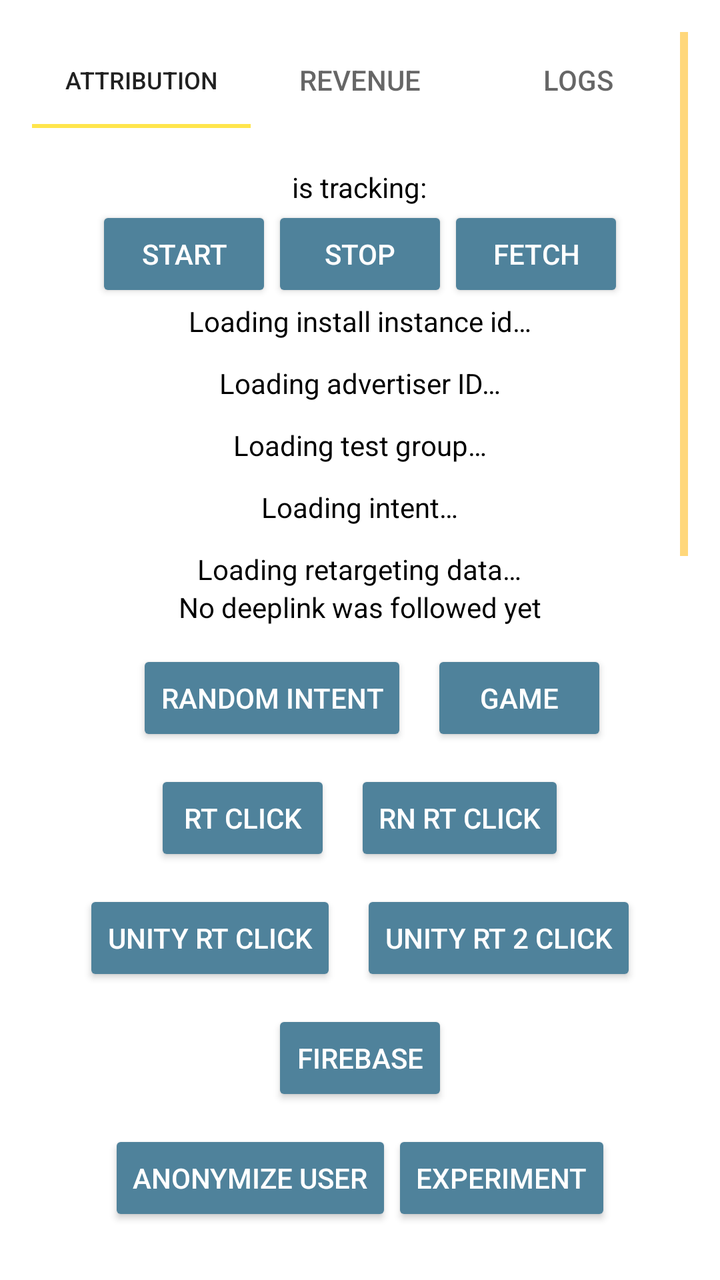
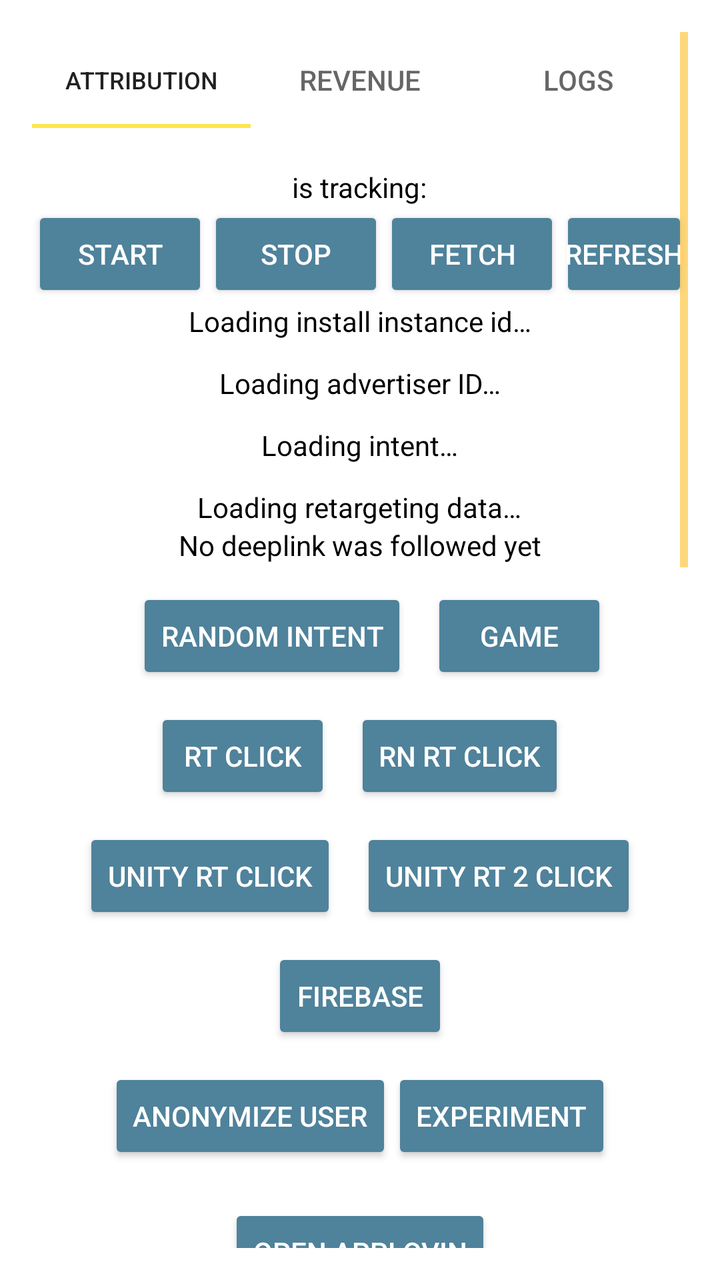

Compare the two renders of this Android layout. The source of the first and the diff that turns it into the second are given below.
<!-- AndroidManifest.xml: application theme AppTheme -->
<!-- res/layout/activity_main.xml -->
<?xml version="1.0" encoding="utf-8"?>
<ScrollView xmlns:android="http://schemas.android.com/apk/res/android"
    xmlns:app="http://schemas.android.com/apk/res-auto"
    xmlns:tools="http://schemas.android.com/tools"
    android:layout_width="match_parent"
    android:layout_height="match_parent"
    android:paddingLeft="@dimen/activity_horizontal_margin"
    android:paddingTop="@dimen/activity_vertical_margin"
    android:paddingRight="@dimen/activity_horizontal_margin"
    android:paddingBottom="@dimen/activity_vertical_margin"
    android:fitsSystemWindows="true"
    tools:context=".MainActivity">

    <androidx.constraintlayout.widget.ConstraintLayout
        android:layout_width="match_parent"
        android:layout_height="wrap_content">

        <com.google.android.material.tabs.TabLayout
            android:id="@+id/tabLayout"
            android:layout_width="match_parent"
            android:layout_height="wrap_content"
            app:layout_constraintEnd_toEndOf="parent"
            app:layout_constraintStart_toStartOf="parent"
            app:layout_constraintTop_toTopOf="parent">

            <com.google.android.material.tabs.TabItem
                android:layout_width="wrap_content"
                android:layout_height="wrap_content"
                android:text="@string/attribution" />

            <com.google.android.material.tabs.TabItem
                android:layout_width="wrap_content"
                android:layout_height="wrap_content"
                android:text="@string/revenue" />

            <com.google.android.material.tabs.TabItem
                android:layout_width="wrap_content"
                android:layout_height="wrap_content"
                android:text="@string/logs" />
        </com.google.android.material.tabs.TabLayout>

        <LinearLayout
            android:id="@+id/attributionLinearLayout"
            android:layout_width="match_parent"
            android:layout_height="wrap_content"
            android:layout_marginTop="20dp"
            android:gravity="center"
            android:orientation="vertical"
            app:layout_constraintEnd_toEndOf="parent"
            app:layout_constraintStart_toStartOf="parent"
            app:layout_constraintTop_toBottomOf="@+id/tabLayout">
            <TextView
                android:id="@+id/isTrackingTextView"
                android:layout_width="wrap_content"
                android:layout_height="wrap_content"
                android:text="@string/is_tracking"/>

            <LinearLayout
                android:layout_width="match_parent"
                android:layout_height="wrap_content"
                android:orientation="horizontal"
                android:gravity="center">
                <Button
                    android:id="@+id/startTrackingButton"
                    android:layout_width="wrap_content"
                    android:layout_height="wrap_content"
                    android:text="@string/is_tracking_start"
                    android:padding="2dp"/>
                <Button
                    android:id="@+id/stopTrackingButton"
                    android:layout_width="wrap_content"
                    android:layout_height="wrap_content"
                    android:text="@string/is_tracking_stop"
                    android:padding="2dp"/>
                <Button
                    android:id="@+id/reFetchButton"
                    android:layout_width="wrap_content"
                    android:layout_height="wrap_content"
                    android:text="@string/re_fetch"
                    android:padding="2dp"/>
            </LinearLayout>

            <TextView
                android:id="@+id/installInstanceIdTextView"
                android:layout_width="wrap_content"
                android:layout_height="wrap_content"
                android:text="@string/loading_install_instance_id" />

            <TextView
                android:id="@+id/advertiserIdTextView"
                android:layout_width="wrap_content"
                android:layout_height="wrap_content"
                android:layout_marginTop="12dp"
                android:text="@string/loading_advertiser_id" />

            <TextView
                android:id="@+id/testGroupView"
                android:layout_width="wrap_content"
                android:layout_height="wrap_content"
                android:layout_marginTop="12dp"
                android:text="@string/loading_test_group" />

            <TextView
                android:id="@+id/intentTextView"
                android:layout_width="wrap_content"
                android:layout_height="wrap_content"
                android:layout_marginTop="12dp"
                android:text="@string/loading_intent" />

            <TextView
                android:id="@+id/retargetingTextView"
                android:layout_width="wrap_content"
                android:layout_height="wrap_content"
                android:layout_marginTop="12dp"
                android:text="@string/loading_retargeting_data" />

            <TextView
                android:id="@+id/deeplinkTextView"
                android:layout_width="wrap_content"
                android:layout_height="wrap_content"
                android:text="@string/noDeepLinkYet" />
            <LinearLayout
                android:layout_width="wrap_content"
                android:layout_height="wrap_content"
                android:layout_marginTop="12dp"
                android:orientation="horizontal">

                <Button
                    android:id="@+id/randomIntentButton"
                    android:layout_width="wrap_content"
                    android:layout_height="wrap_content"
                    android:layout_marginStart="12dp"
                    android:text="@string/random_intent"
                    tools:ignore="ButtonStyle,TextContrastCheck" />

                <Button
                    android:id="@+id/gameButton"
                    android:layout_width="wrap_content"
                    android:layout_height="wrap_content"
                    android:layout_marginStart="12dp"
                    android:text="@string/game"
                    tools:ignore="ButtonStyle,TextContrastCheck" />
            </LinearLayout>

            <LinearLayout
                android:layout_width="wrap_content"
                android:layout_height="wrap_content"
                android:layout_marginTop="12dp"
                android:orientation="horizontal">

                <Button
                    android:id="@+id/retargetingClickButton"
                    android:layout_width="wrap_content"
                    android:layout_height="wrap_content"
                    android:text="@string/retargeting_click"
                    tools:ignore="ButtonStyle,TextContrastCheck" />

                <Button
                    android:id="@+id/retargetingReactNativeClickButton"
                    android:layout_width="wrap_content"
                    android:layout_height="wrap_content"
                    android:layout_marginStart="12dp"
                    android:text="@string/retargeting_react_native_click"
                    tools:ignore="ButtonStyle,TextContrastCheck" />
            </LinearLayout>

            <LinearLayout
                android:layout_width="wrap_content"
                android:layout_height="wrap_content"
                android:layout_marginTop="12dp"
                android:orientation="horizontal">

                <Button
                    android:id="@+id/retargetingUnityClickButton"
                    android:layout_width="wrap_content"
                    android:layout_height="wrap_content"
                    android:text="@string/retargeting_unity_click"
                    tools:ignore="ButtonStyle,TextContrastCheck" />

                <Button
                    android:id="@+id/retargetingUnityOtherClickButton"
                    android:layout_width="wrap_content"
                    android:layout_height="wrap_content"
                    android:layout_marginStart="12dp"
                    android:text="@string/retargeting_unity_other_click"
                    tools:ignore="ButtonStyle,TextContrastCheck" />
            </LinearLayout>

            <LinearLayout
                android:layout_width="wrap_content"
                android:layout_height="wrap_content"
                android:layout_marginTop="12dp"
                android:orientation="horizontal">

                <Button
                    android:id="@+id/firebaseButton"
                    android:layout_width="wrap_content"
                    android:layout_height="wrap_content"
                    android:text="@string/firebase"
                    tools:ignore="ButtonStyle,TextContrastCheck" />
            </LinearLayout>

            <LinearLayout
                android:layout_width="wrap_content"
                android:layout_height="wrap_content"
                android:layout_marginTop="12dp"
                android:orientation="horizontal">

                <Button
                    android:id="@+id/anonymousButton"
                    android:layout_width="wrap_content"
                    android:layout_height="wrap_content"
                    android:text="@string/btn_anonymous"
                    tools:ignore="ButtonStyle,TextContrastCheck" />

                <Button
                    android:id="@+id/experimentButton"
                    android:layout_width="wrap_content"
                    android:layout_height="wrap_content"
                    android:text="@string/btn_experiment"
                    tools:ignore="ButtonStyle,TextContrastCheck" />
            </LinearLayout>
        </LinearLayout>

        <LinearLayout
            android:id="@+id/revenueLinearLayout"
            android:layout_width="match_parent"
            android:layout_height="wrap_content"
            android:layout_marginTop="20dp"
            android:gravity="center"
            android:orientation="vertical"
            app:layout_constraintEnd_toEndOf="parent"
            app:layout_constraintStart_toStartOf="parent"
            app:layout_constraintTop_toBottomOf="@+id/attributionLinearLayout">

            <Button
                android:id="@+id/showAppLovinButton"
                android:layout_width="wrap_content"
                android:layout_height="wrap_content"
                android:text="@string/show_app_lovin"
                tools:ignore="TextContrastCheck" />

            <Button
                android:id="@+id/showChartboostButton"
                android:layout_width="wrap_content"
                android:layout_height="wrap_content"
                android:text="@string/show_chartboost"
                tools:ignore="TextContrastCheck" />

            <Button
                android:id="@+id/showIronsourceButton"
                android:layout_width="wrap_content"
                android:layout_height="wrap_content"
                android:text="@string/show_ironsource"
                tools:ignore="TextContrastCheck" />

            <Button
                android:id="@+id/showUnityAdsButton"
                android:layout_width="wrap_content"
                android:layout_height="wrap_content"
                android:text="@string/show_unity_ads"
                tools:ignore="TextContrastCheck" />

            <Button
                android:id="@+id/showIAPButton"
                android:layout_width="wrap_content"
                android:layout_height="wrap_content"
                android:text="@string/show_iap"
                tools:ignore="TextContrastCheck" />

            <LinearLayout
                android:layout_width="wrap_content"
                android:layout_height="wrap_content"
                android:layout_marginTop="20dp"
                android:gravity="center"
                android:orientation="horizontal">

                <TextView
                    android:id="@+id/adSdkTextView"
                    android:layout_width="wrap_content"
                    android:layout_height="wrap_content"
                    android:layout_marginEnd="20dp"
                    android:text="@string/ad_sdk"
                    tools:ignore="TextContrastCheck" />

                <Spinner
                    android:id="@+id/adSdkSpinner"
                    android:layout_width="wrap_content"
                    android:layout_height="wrap_content"
                    android:contentDescription="@string/select_ad_sdk"
                    android:minWidth="200dp"
                    android:minHeight="48dp"
                    android:spinnerMode="dropdown" />
            </LinearLayout>

            <LinearLayout
                android:layout_width="wrap_content"
                android:layout_height="wrap_content"
                android:layout_marginTop="20dp"
                android:orientation="horizontal">

                <Button
                    android:id="@+id/generateRevenueButton"
                    android:layout_width="wrap_content"
                    android:layout_height="wrap_content"
                    android:contentDescription="@string/generate_revenue_events"
                    android:minWidth="100dp"
                    android:text="@string/generate_revenue"
                    tools:ignore="TextContrastCheck" />

                <EditText
                    android:id="@+id/revenueCountEditText"
                    android:layout_width="wrap_content"
                    android:layout_height="wrap_content"
                    android:layout_marginStart="20dp"
                    android:hint="@string/number_of"
                    android:importantForAutofill="no"
                    android:inputType="number"
                    android:textColorHint="#546E7A"
                    tools:ignore="DuplicateSpeakableTextCheck,TouchTargetSizeCheck" />

                <Spinner
                    android:id="@+id/revenueEventSpinner"
                    android:layout_width="wrap_content"
                    android:layout_height="wrap_content"
                    android:contentDescription="@string/select_revenue_event"
                    android:minWidth="100dp"
                    android:minHeight="48dp"
                    android:spinnerMode="dropdown" />
            </LinearLayout>

            <LinearLayout
                android:layout_width="wrap_content"
                android:layout_height="wrap_content"
                android:layout_marginTop="20dp"
                android:gravity="center"
                android:orientation="horizontal">

                <TextView
                    android:id="@+id/currencyTextView"
                    android:layout_width="wrap_content"
                    android:layout_height="wrap_content"
                    android:layout_marginEnd="20dp"
                    android:text="@string/currency" />

                <Spinner
                    android:id="@+id/currencySpinner"
                    android:layout_width="wrap_content"
                    android:layout_height="wrap_content"
                    android:contentDescription="@string/select_currency"
                    android:minWidth="100dp"
                    android:minHeight="48dp"
                    android:spinnerMode="dropdown" />
            </LinearLayout>

            <LinearLayout
                android:layout_width="wrap_content"
                android:layout_height="wrap_content"
                android:layout_marginTop="20dp"
                android:orientation="horizontal">

                <Button
                    android:id="@+id/generateMoneyButton"
                    android:layout_width="wrap_content"
                    android:layout_height="wrap_content"
                    android:contentDescription="@string/generate_money_events"
                    android:minWidth="100dp"
                    android:text="@string/generate_money"
                    tools:ignore="TextContrastCheck" />

                <EditText
                    android:id="@+id/moneyCountEditText"
                    android:layout_width="wrap_content"
                    android:layout_height="wrap_content"
                    android:layout_marginStart="20dp"
                    android:hint="@string/number_of"
                    android:importantForAutofill="no"
                    android:inputType="number"
                    android:textColorHint="#546E7A"
                    tools:ignore="DuplicateSpeakableTextCheck,TouchTargetSizeCheck" />

                <Spinner
                    android:id="@+id/moneyEventSpinner"
                    android:layout_width="wrap_content"
                    android:layout_height="wrap_content"
                    android:contentDescription="@string/select_money_event"
                    android:minWidth="120dp"
                    android:minHeight="48dp"
                    android:spinnerMode="dropdown" />
            </LinearLayout>
        </LinearLayout>

        <LinearLayout
            android:id="@+id/logsLinearLayout"
            android:layout_width="match_parent"
            android:layout_height="wrap_content"
            android:layout_marginTop="20dp"
            android:gravity="center"
            android:orientation="vertical"
            app:layout_constraintEnd_toEndOf="parent"
            app:layout_constraintStart_toStartOf="parent"
            app:layout_constraintTop_toBottomOf="@+id/revenueLinearLayout">

            <LinearLayout
                android:layout_width="wrap_content"
                android:layout_height="wrap_content"
                android:orientation="horizontal">

                <Button
                    android:id="@+id/spam_event_button"
                    android:layout_width="wrap_content"
                    android:layout_height="wrap_content"
                    android:text="@string/spam"
                    tools:ignore="UsingOnClickInXml,TextContrastCheck" />

                <EditText
                    android:id="@+id/spam_event_count_field"
                    android:layout_width="wrap_content"
                    android:layout_height="wrap_content"
                    android:layout_marginStart="20dp"
                    android:hint="@string/number_of"
                    android:importantForAutofill="no"
                    android:inputType="number"
                    android:text="150"
                    android:textColorHint="#546E7A"
                    tools:ignore="TouchTargetSizeCheck" />

                <TextView
                    android:id="@+id/number_of_event_label"
                    android:layout_width="wrap_content"
                    android:layout_height="wrap_content"
                    android:layout_marginStart="20dp"
                    android:text="@string/event_amount" />
            </LinearLayout>

            <Button
                android:id="@+id/sendAllEventButton"
                android:layout_width="wrap_content"
                android:layout_height="wrap_content"
                android:layout_marginTop="20dp"
                android:text="@string/send_all_event" />

            <Button
                android:id="@+id/inspectLogsButton"
                android:layout_width="wrap_content"
                android:layout_height="wrap_content"
                android:layout_marginTop="20dp"
                android:text="@string/inspect_logs"
                tools:ignore="TextContrastCheck" />

            <Button
                android:id="@+id/configureCustomUserIdButton"
                android:layout_width="wrap_content"
                android:layout_height="wrap_content"
                android:layout_marginTop="20dp"
                android:text="@string/configure_custom_user_id"
                tools:ignore="TextContrastCheck" />

            <Button
                android:id="@+id/crashButton"
                android:layout_width="wrap_content"
                android:layout_height="wrap_content"
                android:layout_marginTop="20dp"
                android:text="@string/crash"
                tools:ignore="TextContrastCheck" />
        </LinearLayout>

    </androidx.constraintlayout.widget.ConstraintLayout>
</ScrollView>
<!-- resources referenced by this layout -->
<resources>
  <dimen name="activity_horizontal_margin">16dp</dimen>
  <dimen name="activity_vertical_margin">16dp</dimen>
  <string name="ad_sdk">Ad SDK</string>
  <string name="attribution">Attribution</string>
  <string name="btn_anonymous">Anonymize user</string>
  <string name="btn_experiment">experiment</string>
  <string name="configure_custom_user_id">Configure Custom User Id</string>
  <string name="crash">Crash</string>
  <string name="currency">Currency</string>
  <string name="event_amount">events</string>
  <string name="firebase">Firebase</string>
  <string name="game">Game</string>
  <string name="generate_money">Generate</string>
  <string name="generate_money_events">Generate Money Events</string>
  <string name="generate_revenue">Generate</string>
  <string name="generate_revenue_events">Generate Revenue Events</string>
  <string name="inspect_logs">Inspect logs</string>
  <string name="is_tracking">is tracking:</string>
  <string name="is_tracking_start">start</string>
  <string name="is_tracking_stop">stop</string>
  <string name="loading_advertiser_id">Loading advertiser ID…</string>
  <string name="loading_install_instance_id">Loading install instance id…</string>
  <string name="loading_intent">Loading intent…</string>
  <string name="loading_retargeting_data">Loading retargeting data…</string>
  <string name="loading_test_group">Loading test group…</string>
  <string name="logs">Logs</string>
  <string name="noDeepLinkYet">No deeplink was followed yet</string>
  <string name="number_of"># of</string>
  <string name="random_intent">Random Intent</string>
  <string name="re_fetch">fetch</string>
  <string name="retargeting_click">RT Click</string>
  <string name="retargeting_react_native_click">RN RT Click</string>
  <string name="retargeting_unity_click">Unity RT Click</string>
  <string name="retargeting_unity_other_click">Unity RT 2 Click</string>
  <string name="revenue">Revenue</string>
  <string name="select_ad_sdk">Select Ad SDK</string>
  <string name="select_currency">Select Currency</string>
  <string name="select_money_event">Select event</string>
  <string name="select_revenue_event">Select revenue event</string>
  <string name="send_all_event">Send all event</string>
  <string name="show_app_lovin">Open AppLovin</string>
  <string name="show_chartboost">Open Chartboost</string>
  <string name="show_iap">Open IAP</string>
  <string name="show_ironsource">Open IronSource</string>
  <string name="show_unity_ads">Open Unity Ads</string>
  <string name="spam">Spam</string>
  <style name="AppTheme" parent="Theme.AppCompat.Light.NoActionBar">
          <item name="android:colorBackground">@color/background</item>
          <item name="colorPrimary">@color/primaryColor</item>
          <item name="colorPrimaryDark">@color/primaryDarkColor</item>
          <item name="colorSecondary">@color/secondaryColor</item>
          <item name="colorAccent">@color/primaryLightColor</item>
          <item name="colorControlNormal">@color/primaryColor</item>
          <item name="colorControlActivated">@color/primaryColor</item>
          <item name="colorControlHighlight">@color/primaryLightColor</item>
          <item name="android:textColor">@color/primaryTextColor</item>
          <item name="android:buttonStyle">@style/Button</item>
          <item name="colorButtonNormal">@color/btn_background</item>
      </style>
  <color name="background">#ffffff</color>
  <color name="primaryColor">#ffb300</color>
  <color name="primaryDarkColor">#c68400</color>
  <color name="secondaryColor">#4f829b</color>
  <color name="primaryLightColor">#ffe54c</color>
  <color name="primaryTextColor">#000000</color>
  <style name="Button" parent="@style/Widget.AppCompat.Button">
          <item name="android:textColor">@color/btn_text</item>
          <item name="android:background">@drawable/ripple_effect</item>
      </style>
  <color name="secondaryLightColor">#7fb1cc</color>
</resources>

<!-- the commit's change to res/layout/activity_main.xml (unified diff, before → after) -->
@@ -78,6 +78,12 @@
                     android:layout_height="wrap_content"
                     android:text="@string/re_fetch"
                     android:padding="2dp"/>
+                <Button
+                    android:id="@+id/isTrackingRefreshButton"
+                    android:layout_width="wrap_content"
+                    android:layout_height="wrap_content"
+                    android:text="@string/is_tracking_refresh"
+                    android:padding="2dp"/>
             </LinearLayout>
 
             <TextView
@@ -92,13 +98,6 @@
                 android:layout_height="wrap_content"
                 android:layout_marginTop="12dp"
                 android:text="@string/loading_advertiser_id" />
-
-            <TextView
-                android:id="@+id/testGroupView"
-                android:layout_width="wrap_content"
-                android:layout_height="wrap_content"
-                android:layout_marginTop="12dp"
-                android:text="@string/loading_test_group" />
 
             <TextView
                 android:id="@+id/intentTextView"
<!-- resource entries referenced after the edit -->
@@ -18,13 +18,13 @@
   <string name="generate_revenue_events">Generate Revenue Events</string>
   <string name="inspect_logs">Inspect logs</string>
   <string name="is_tracking">is tracking:</string>
+  <string name="is_tracking_refresh">refresh</string>
   <string name="is_tracking_start">start</string>
   <string name="is_tracking_stop">stop</string>
   <string name="loading_advertiser_id">Loading advertiser ID…</string>
   <string name="loading_install_instance_id">Loading install instance id…</string>
   <string name="loading_intent">Loading intent…</string>
   <string name="loading_retargeting_data">Loading retargeting data…</string>
-  <string name="loading_test_group">Loading test group…</string>
   <string name="logs">Logs</string>
   <string name="noDeepLinkYet">No deeplink was followed yet</string>
   <string name="number_of"># of</string>
